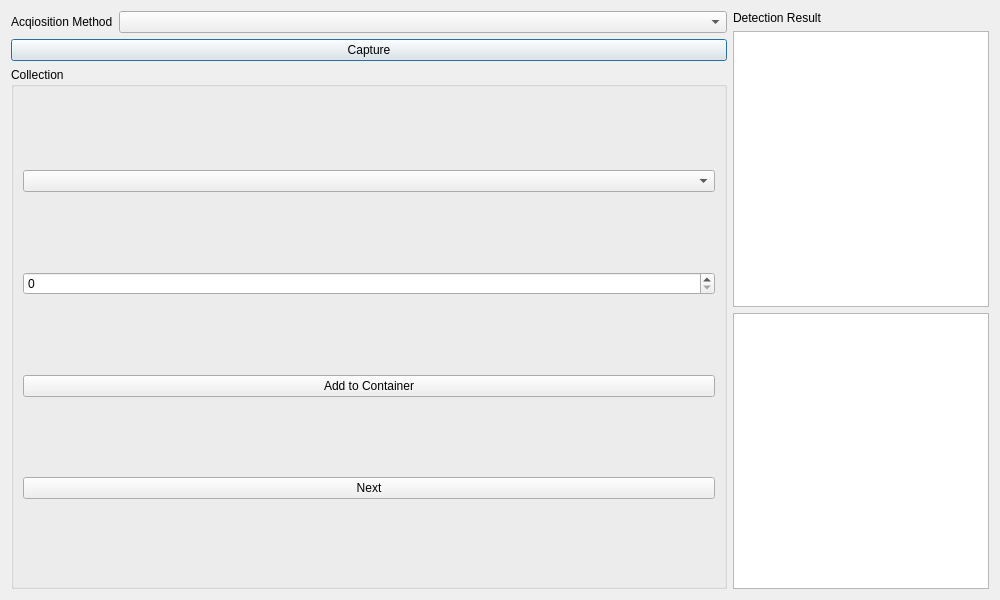
This is ui/addBricksDialog.ui in Syadon/BrickCollectionManager as Qt 5 draws it before an edit. The edited form follows.
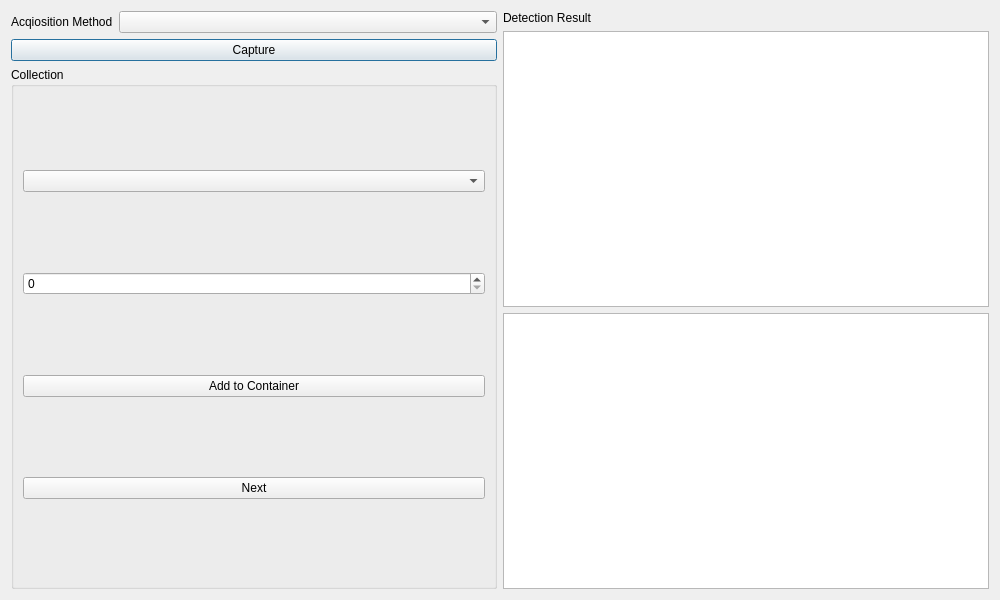
This is the edited form.

What changed in the file:
```diff
--- a/ui/addBricksDialog.ui
+++ b/ui/addBricksDialog.ui
@@ -16,16 +16,8 @@
   <property name="modal">
    <bool>true</bool>
   </property>
-  <layout class="QGridLayout" name="gridLayout_2">
-   <item row="0" column="0">
-    <layout class="QGridLayout" name="dialogLayout" rowstretch="0,0,0" columnstretch="2,0">
-     <item row="2" column="1">
-      <widget class="QListWidget" name="colors_list"/>
-     </item>
-     <item row="1" column="1">
-      <widget class="QListWidget" name="parts_list"/>
-     </item>
-     <item row="0" column="0" rowspan="3">
+  <layout class="QHBoxLayout" name="horizontalLayout">
+   <item>
       <layout class="QVBoxLayout" name="acqCollLayout">
        <item>
         <layout class="QHBoxLayout" name="acquisitionOptLayout" stretch="0,1">
@@ -83,13 +75,21 @@
        </item>
       </layout>
      </item>
-     <item row="0" column="1">
+   <item>
+    <layout class="QVBoxLayout" name="partsColorsLayout">
+     <item>
       <widget class="QLabel" name="label_2">
        <property name="text">
         <string>Detection Result</string>
        </property>
       </widget>
      </item>
+     <item>
+      <widget class="QListWidget" name="parts_list"/>
+     </item>
+     <item>
+      <widget class="QListWidget" name="colors_list"/>
+     </item>
     </layout>
    </item>
   </layout>
```
Lines whose indentation alone changed are shown as unchanged.
